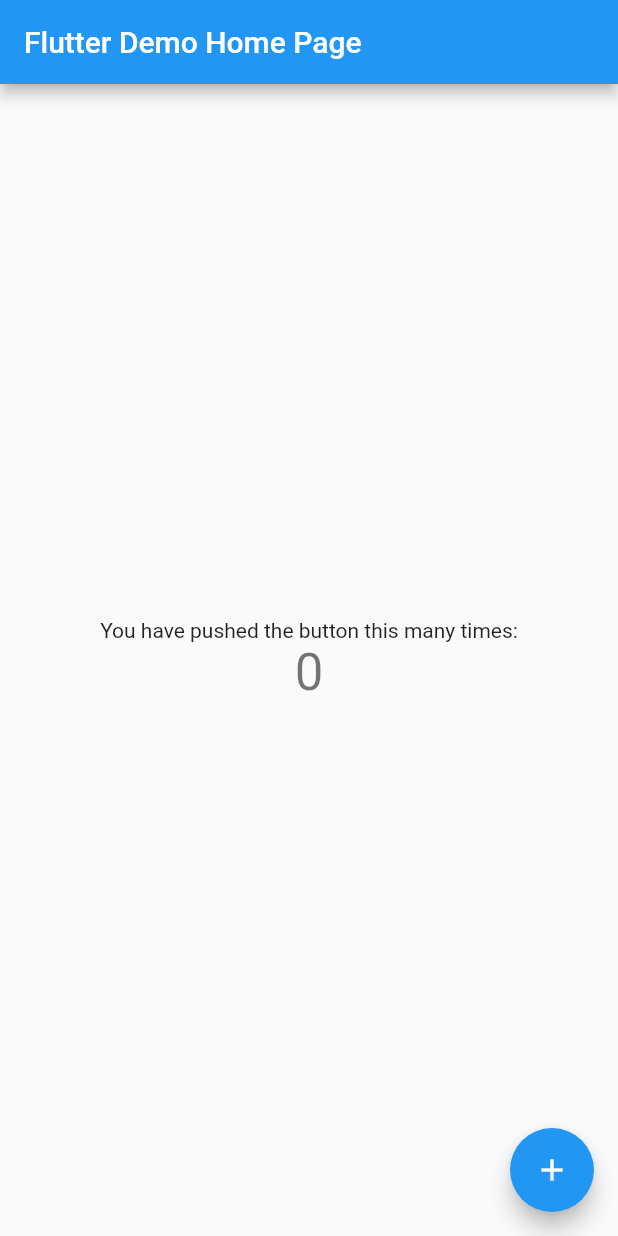
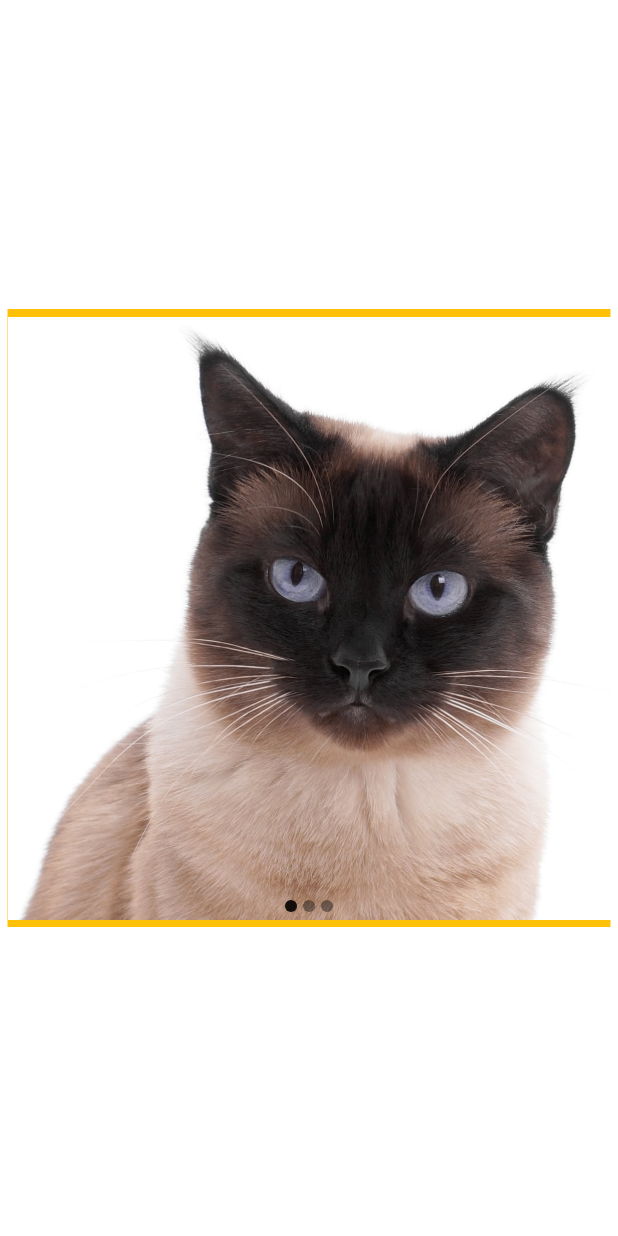
Before and after one commit to coliver0221/Flutter-Practice, a Flutter app: the screen it shows after launch, on a phone screen of 412 x 824 dp. Run offline on Flutter 3.47's test engine with Material 2 defaults, Android fonts, the phone set to English and light mode, and no system bars; drawn by our look-alikes of carousel_slider; our stand-ins replace charts_flutter, dio, shared_preferences.

Commit message:
feat(carousel_test/): complete testing

```diff
--- a/carousel_test/lib/main.dart
+++ b/carousel_test/lib/main.dart
@@ -1,4 +1,11 @@
+import 'package:carousel_slider/carousel_slider.dart';
 import 'package:flutter/material.dart';
+
+const List<String> imgList = [
+  'assets/cat1.jpg',
+  'assets/cat2.jpg',
+  'assets/cat3.jpg',
+];
 
 void main() {
   runApp(MyApp());
@@ -13,54 +20,92 @@ class MyApp extends StatelessWidget {
         primarySwatch: Colors.blue,
         visualDensity: VisualDensity.adaptivePlatformDensity,
       ),
-      home: MyHomePage(title: 'Flutter Demo Home Page'),
+      home: MyHomePage(),
     );
   }
 }
 
 class MyHomePage extends StatefulWidget {
-  MyHomePage({Key key, this.title}) : super(key: key);
-
-  final String title;
+  MyHomePage({Key key}) : super(key: key);
 
   @override
   _MyHomePageState createState() => _MyHomePageState();
 }
 
 class _MyHomePageState extends State<MyHomePage> {
-  int _counter = 0;
+  @override
+  Widget build(BuildContext context) {
+    return Container(
+       child: Center(
+         child: CarouselWithIndicator(),
+       ),
+    );
+  }
+}
 
-  void _incrementCounter() {
-    setState(() {
-      _counter++;
-    });
-  }
+class CarouselWithIndicator extends StatefulWidget {
+  @override
+  _CarouselWithIndicatorState createState() => _CarouselWithIndicatorState();
+}
+
+class _CarouselWithIndicatorState extends State<CarouselWithIndicator> {
+  int _current = 0;
 
   @override
   Widget build(BuildContext context) {
-    return Scaffold(
-      appBar: AppBar(
-        title: Text(widget.title),
-      ),
-      body: Center(
-        child: Column(
-          mainAxisAlignment: MainAxisAlignment.center,
-          children: <Widget>[
-            Text(
-              'You have pushed the button this many times:',
-            ),
-            Text(
-              '$_counter',
-              style: Theme.of(context).textTheme.headline4,
-            ),
-          ],
+    return Stack(
+      children: [
+        CarouselSlider(
+          options: CarouselOptions(
+            autoPlay: true,
+            height: MediaQuery.of(context).size.width,
+            enableInfiniteScroll: false,
+            viewportFraction: 1.0,
+            onPageChanged: (index, _) {
+              setState(() {
+                _current = index;
+              });
+            },
+          ),
+          items: imgList.map((url) {
+            return Builder(
+              builder: (BuildContext context) {
+                return Container(
+                  width: MediaQuery.of(context).size.width,
+                  margin: EdgeInsets.symmetric(horizontal: 5.0),
+                  decoration: BoxDecoration(
+                    color: Colors.amber
+                  ),
+                  child: Image.asset(url)
+                );
+              },
+            );
+          }).toList(),
         ),
-      ),
-      floatingActionButton: FloatingActionButton(
-        onPressed: _incrementCounter,
-        tooltip: 'Increment',
-        child: Icon(Icons.add),
-      ),
+        Positioned(
+          left: 0.0,
+          right: 0.0,
+          bottom: 0.0,
+          child: Row(
+            mainAxisAlignment: MainAxisAlignment.center,
+            children: imgList.map<Widget>((url) {
+              return Builder(
+                builder: (BuildContext context) {
+                  return Container(
+                    width: 8.0,
+                    height: 8.0,
+                    margin: EdgeInsets.symmetric(vertical: 10.0, horizontal: 2.0),
+                    decoration: BoxDecoration(
+                      shape: BoxShape.circle,
+                      color: _current == imgList.indexOf(url) ? Color.fromRGBO(0, 0, 0, 0.9) : Color.fromRGBO(0, 0, 0, 0.4)
+                    ),
+                  );
+                },
+              );
+            }).toList(),
+          )
+        )
+      ]
     );
   }
 }
```
Also changed, not shown: carousel_test/pubspec.yaml (+3 -7 lines), carousel_test/assets/cat1.jpg (added), carousel_test/assets/cat2.jpg (added), carousel_test/assets/cat3.jpg (added), carousel_test/pubspec.lock.
